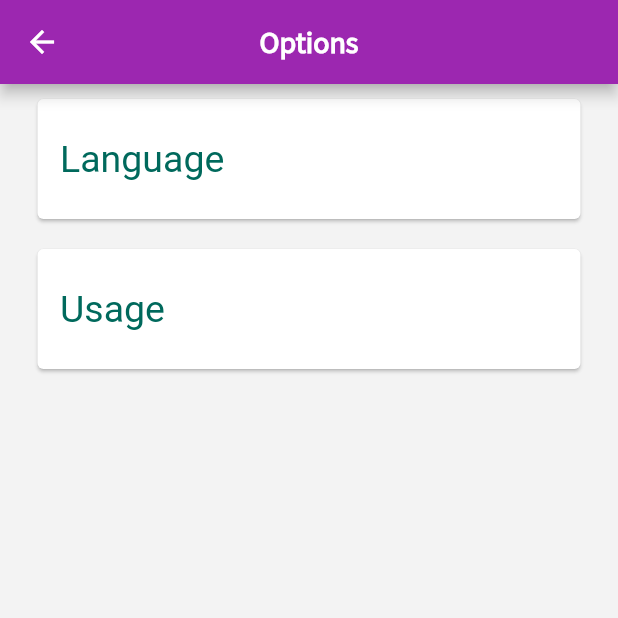
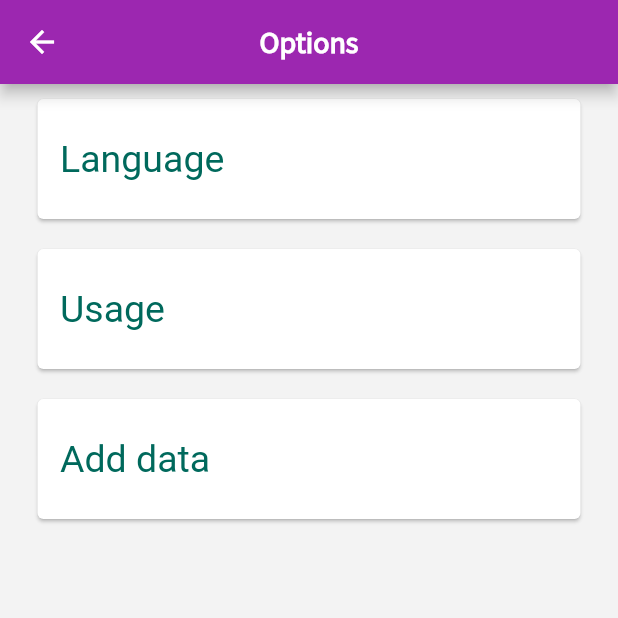
Before and after one commit to tsaronf/aac-app, a Flutter app: the enoptions screen opened directly, on a phone screen of 412 x 824 dp, the top half of it. Run offline on Flutter 3.47's test engine with Material 2 defaults, Android fonts, the phone set to English and light mode, and no system bars; our stand-ins replace assets_audio_player, audioplayers, image_picker, permission_handler, sqflite; missing offline and left inert: dart:ffi, flutter_sound; accounts and stored records are empty; Roboto replaces fonts that are missing (Source).

```diff
--- a/lib/pages/enpages/enoptions.dart
+++ b/lib/pages/enpages/enoptions.dart
@@ -1,4 +1,5 @@
 import 'package:flutter/material.dart';
+import 'package:sampleproject/pages/enpages/localdata/add_local_data.dart';
 import 'package:sampleproject/pages/languagepage.dart';
 import 'package:sampleproject/pages/enprogressPage.dart';
 
@@ -6,10 +7,10 @@ class enoptions extends StatelessWidget {
   @override
   Widget build(BuildContext context) {
     return Scaffold(
-      backgroundColor: Color(0xFFF3F3F3),
+      backgroundColor: const Color(0xFFF3F3F3),
       appBar: AppBar(
         backgroundColor: Colors.purple,
-        title: Text(
+        title: const Text(
           'Options',
           style: TextStyle(
             fontFamily: 'Source Sans Pro',
@@ -32,12 +33,13 @@ class enoptions extends StatelessWidget {
                 ),
               );
             },
-            child: Container(
+            child: SizedBox(
               height: 100.0,
               child: Card(
-                margin: EdgeInsets.symmetric(vertical: 10.0, horizontal: 25.0),
+                margin: const EdgeInsets.symmetric(
+                    vertical: 10.0, horizontal: 25.0),
                 child: Padding(
-                  padding: EdgeInsets.all(15.0),
+                  padding: const EdgeInsets.all(15.0),
                   child: Row(
                     children: <Widget>[
                       Text('Language',
@@ -63,15 +65,48 @@ class enoptions extends StatelessWidget {
                 ),
               );
             },
-            child: Container(
+            child: SizedBox(
               height: 100.0,
               child: Card(
-                margin: EdgeInsets.symmetric(vertical: 10.0, horizontal: 25.0),
+                margin: const EdgeInsets.symmetric(
+                    vertical: 10.0, horizontal: 25.0),
                 child: Padding(
-                  padding: EdgeInsets.all(15.0),
+                  padding: const EdgeInsets.all(15.0),
                   child: Row(
                     children: <Widget>[
                       Text('Usage',
+                          style: TextStyle(
+                            color: Colors.teal.shade800,
+                            fontFamily: 'Source',
+                            fontSize: 25.0,
+                          )),
+                    ],
+                  ),
+                ),
+              ),
+            ),
+          ),
+          GestureDetector(
+            onTap: () {
+              // AssetsAudioPlayer.newPlayer()
+              //     .open(Audio('assets/sounds/tap.wav'));
+              Navigator.push(
+                context,
+                MaterialPageRoute(
+                  builder: (context) => const AddLocalData(),
+                ),
+              );
+            },
+            child: SizedBox(
+              height: 100.0,
+              child: Card(
+                margin: const EdgeInsets.symmetric(
+                    vertical: 10.0, horizontal: 25.0),
+                child: Padding(
+                  padding: const EdgeInsets.all(15.0),
+                  child: Row(
+                    children: <Widget>[
+                      Text('Add data',
                           style: TextStyle(
                             color: Colors.teal.shade800,
                             fontFamily: 'Source',
```
Also changed, not shown: lib/pages/enpages/localdata/add_local_data.dart (+23 -7 lines), 1 other file.
